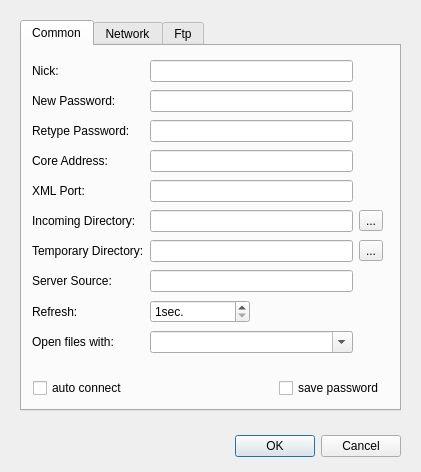
Before: the Qt Designer form ajqt4gui/src/qajoptionsdialogbase.ui in applejuicenetz/gui-juicer, drawn with Qt 5.
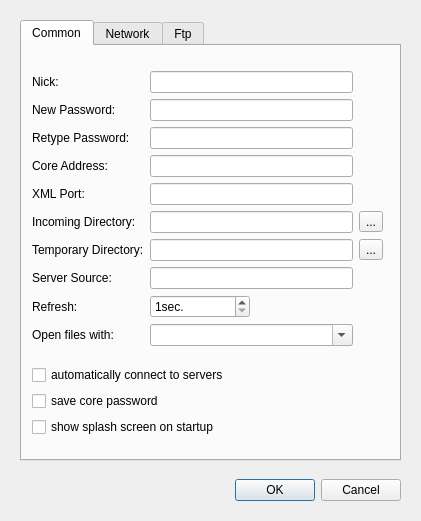
After: the same form once the commit is applied.

What changed in the file:
```diff
--- a/ajqt4gui/src/qajoptionsdialogbase.ui
+++ b/ajqt4gui/src/qajoptionsdialogbase.ui
@@ -6,57 +6,12 @@
     <x>0</x>
     <y>0</y>
     <width>421</width>
-    <height>472</height>
+    <height>521</height>
    </rect>
   </property>
   <property name="windowTitle" >
    <string>Configure</string>
   </property>
-  <widget class="QWidget" name="layoutWidget" >
-   <property name="geometry" >
-    <rect>
-     <x>20</x>
-     <y>430</y>
-     <width>381</width>
-     <height>33</height>
-    </rect>
-   </property>
-   <layout class="QHBoxLayout" >
-    <property name="margin" >
-     <number>0</number>
-    </property>
-    <property name="spacing" >
-     <number>6</number>
-    </property>
-    <item>
-     <spacer>
-      <property name="orientation" >
-       <enum>Qt::Horizontal</enum>
-      </property>
-      <property name="sizeHint" >
-       <size>
-        <width>131</width>
-        <height>31</height>
-       </size>
-      </property>
-     </spacer>
-    </item>
-    <item>
-     <widget class="QPushButton" name="okButton" >
-      <property name="text" >
-       <string>OK</string>
-      </property>
-     </widget>
-    </item>
-    <item>
-     <widget class="QPushButton" name="cancelButton" >
-      <property name="text" >
-       <string>Cancel</string>
-      </property>
-     </widget>
-    </item>
-   </layout>
-  </widget>
   <widget class="QTabWidget" name="tabWidget" >
    <property name="enabled" >
     <bool>true</bool>
@@ -66,7 +21,7 @@
      <x>20</x>
      <y>20</y>
      <width>381</width>
-     <height>391</height>
+     <height>441</height>
     </rect>
    </property>
    <property name="currentIndex" >
@@ -82,9 +37,17 @@
        <x>10</x>
        <y>12</y>
        <width>351</width>
-       <height>305</height>
+       <height>393</height>
       </rect>
      </property>
+     <layout class="QVBoxLayout" >
+      <property name="margin" >
+       <number>0</number>
+      </property>
+      <property name="spacing" >
+       <number>6</number>
+      </property>
+      <item>
      <layout class="QGridLayout" >
       <property name="margin" >
        <number>0</number>
@@ -224,17 +187,9 @@
        </widget>
       </item>
      </layout>
-    </widget>
-    <widget class="QWidget" name="" >
-     <property name="geometry" >
-      <rect>
-       <x>11</x>
-       <y>330</y>
-       <width>351</width>
-       <height>24</height>
-      </rect>
-     </property>
-     <layout class="QHBoxLayout" >
+      </item>
+      <item>
+       <layout class="QVBoxLayout" >
       <property name="margin" >
        <number>0</number>
       </property>
@@ -244,29 +199,25 @@
       <item>
        <widget class="QCheckBox" name="autoConnect" >
         <property name="text" >
-         <string>auto connect</string>
+           <string>automatically connect to servers</string>
         </property>
        </widget>
       </item>
-      <item>
-       <spacer>
-        <property name="orientation" >
-         <enum>Qt::Horizontal</enum>
-        </property>
-        <property name="sizeHint" >
-         <size>
-          <width>40</width>
-          <height>20</height>
-         </size>
-        </property>
-       </spacer>
-      </item>
       <item>
        <widget class="QCheckBox" name="savePassword" >
         <property name="text" >
-         <string>save password</string>
-        </property>
-       </widget>
+           <string>save core password</string>
+          </property>
+         </widget>
+        </item>
+        <item>
+         <widget class="QCheckBox" name="showSplash" >
+          <property name="text" >
+           <string>show splash screen on startup</string>
+          </property>
+         </widget>
+        </item>
+       </layout>
       </item>
      </layout>
     </widget>
@@ -502,6 +453,51 @@
     </widget>
    </widget>
   </widget>
+  <widget class="QWidget" name="layoutWidget" >
+   <property name="geometry" >
+    <rect>
+     <x>20</x>
+     <y>474</y>
+     <width>381</width>
+     <height>33</height>
+    </rect>
+   </property>
+   <layout class="QHBoxLayout" >
+    <property name="margin" >
+     <number>0</number>
+    </property>
+    <property name="spacing" >
+     <number>6</number>
+    </property>
+    <item>
+     <spacer>
+      <property name="orientation" >
+       <enum>Qt::Horizontal</enum>
+      </property>
+      <property name="sizeHint" >
+       <size>
+        <width>131</width>
+        <height>31</height>
+       </size>
+      </property>
+     </spacer>
+    </item>
+    <item>
+     <widget class="QPushButton" name="okButton" >
+      <property name="text" >
+       <string>OK</string>
+      </property>
+     </widget>
+    </item>
+    <item>
+     <widget class="QPushButton" name="cancelButton" >
+      <property name="text" >
+       <string>Cancel</string>
+      </property>
+     </widget>
+    </item>
+   </layout>
+  </widget>
  </widget>
  <tabstops>
   <tabstop>okButton</tabstop>
```
Lines whose indentation alone changed are shown as unchanged.
